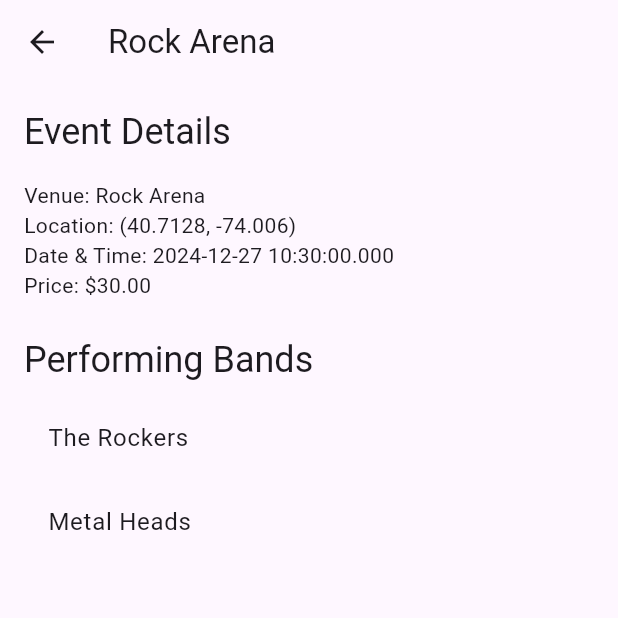
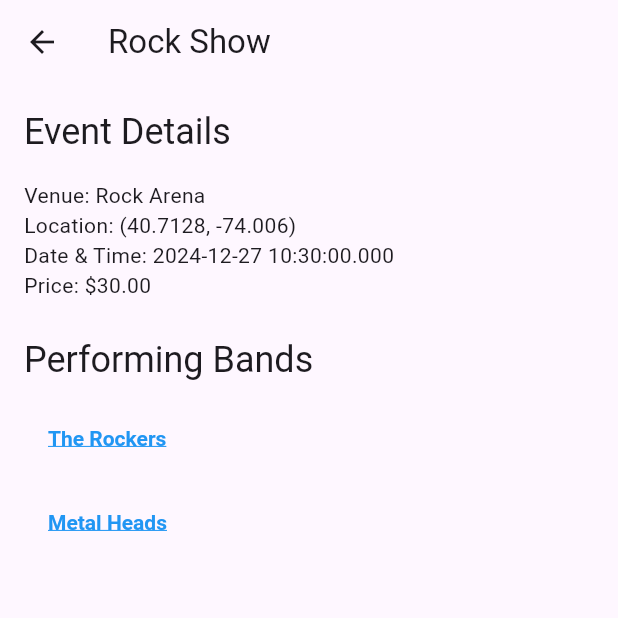
Before and after one commit to KevinBritten/event_map_app, a Flutter app: the screen it shows after launch, after a tap on the "arrow forward" icon, on a phone screen of 412 x 824 dp, the top half of it. Run offline on Flutter 3.47's test engine with Material 3 defaults, Android fonts, the phone set to English and light mode, and no system bars; our stand-ins replace google_maps_flutter.

Commit message:
add title to event

```diff
--- a/lib/data/test_data.dart
+++ b/lib/data/test_data.dart
@@ -86,54 +86,63 @@ final bandSynthMasters =
 // Events with updated venues and bands
 final List<Event> eventsList = [
   Event(
+    title: "Rock Show",
     venue: venueRockArena,
     dateTime: DateTime.now().add(Duration(days: 1)),
     bands: [bandRockers, bandMetalHeads],
     price: 30,
   ),
   Event(
+    title: "Jazz Show",
     venue: venueJazzClub,
     dateTime: DateTime.now().add(Duration(days: 10)),
     bands: [bandRockers, bandBluesLegends],
     price: 25,
   ),
   Event(
+    title: "Jazz Nite",
     venue: venueJazzLounge,
     dateTime: DateTime.now().add(Duration(days: 3)),
     bands: [bandJazzMasters, bandSoulSingers],
     price: 20,
   ),
   Event(
+    title: "Pop Show of the Month",
     venue: venuePopStadium,
     dateTime: DateTime.now().add(Duration(days: 5)),
     bands: [bandPopStars, bandSynthMasters],
     price: 50,
   ),
   Event(
+    title: "Rock Show Vol.2",
     venue: venueIndieBar,
     dateTime: DateTime.now().add(Duration(days: 7)),
     bands: [bandIndieVibes, bandSoulSingers],
     price: 15,
   ),
   Event(
+    title: "EDM Show",
     venue: venueEDMClub,
     dateTime: DateTime.now().add(Duration(days: 4)),
     bands: [bandElectronicBeats, bandSynthMasters],
     price: 40,
   ),
   Event(
+    title: "Country Show",
     venue: venueCountryHall,
     dateTime: DateTime.now().add(Duration(days: 6)),
     bands: [bandCountryRoads],
     price: 20,
   ),
   Event(
+    title: "Hop Hop Show",
     venue: venueHipHopClub,
     dateTime: DateTime.now().add(Duration(days: 2)),
     bands: [bandHipHopHeroes, bandSynthMasters],
     price: 25,
   ),
   Event(
+    title: "Metal Show",
     venue: venueMetalArena,
     dateTime: DateTime.now().add(Duration(days: 8)),
     bands: [bandMetalHeads, bandRockers],
--- a/lib/models/event.dart
+++ b/lib/models/event.dart
@@ -2,12 +2,14 @@ import 'band.dart';
 import 'venue.dart';
 
 class Event {
+  final String title;
   final Venue venue; // Reference to a Venue object
   final DateTime dateTime;
   final double? price;
   final List<Band> bands;
 
   Event({
+    required this.title,
     required this.venue,
     required this.dateTime,
     required this.bands,
--- a/lib/views/event_view.dart
+++ b/lib/views/event_view.dart
@@ -1,4 +1,6 @@
 import 'package:flutter/material.dart';
+import 'package:flutter/gestures.dart';
+
 import '../models/event.dart';
 
 class EventPage extends StatelessWidget {
@@ -7,7 +9,7 @@ class EventPage extends StatelessWidget {
     final Event event = ModalRoute.of(context)!.settings.arguments as Event;
     return Scaffold(
       appBar: AppBar(
-        title: Text(event.venue.name), // Display the venue name as the title
+        title: Text(event.title), // Display the venue name as the title
       ),
       body: Padding(
         padding: const EdgeInsets.all(16.0),
@@ -39,8 +41,25 @@ class EventPage extends StatelessWidget {
                 itemBuilder: (context, index) {
                   final band = event.bands[index];
                   return ListTile(
-                    title: Text(band.name),
-                  );
+                      title: RichText(
+                    text: TextSpan(
+                      text: band.name,
+                      style: const TextStyle(
+                        color: Colors.blue, // Highlight clickable text
+                        fontWeight: FontWeight.bold,
+                        decoration: TextDecoration
+                            .underline, // Add underline to indicate link
+                      ),
+                      recognizer: TapGestureRecognizer()
+                        ..onTap = () {
+                          Navigator.pushNamed(
+                            context,
+                            '/band', // Navigate to BandPage
+                            arguments: band, // Pass the band as an argument
+                          );
+                        },
+                    ),
+                  ));
                 },
               ),
             ),
--- a/lib/views/playlist_view.dart
+++ b/lib/views/playlist_view.dart
@@ -54,7 +54,7 @@ class PlaylistView extends StatelessWidget {
             ),
           ),
           subtitle: Text(
-              '${nextEvent.venue.name} - ${nextEvent.dateTime.toLocal()} - \$${nextEvent.price ?? "Free"}'),
+              '${nextEvent.title} - ${nextEvent.venue.name} - ${nextEvent.dateTime.toLocal()} - \$${nextEvent.price ?? "Free"}'),
           tileColor:
               index == currentTrack ? Colors.blue.withOpacity(0.2) : null,
           trailing: IconButton(
```
